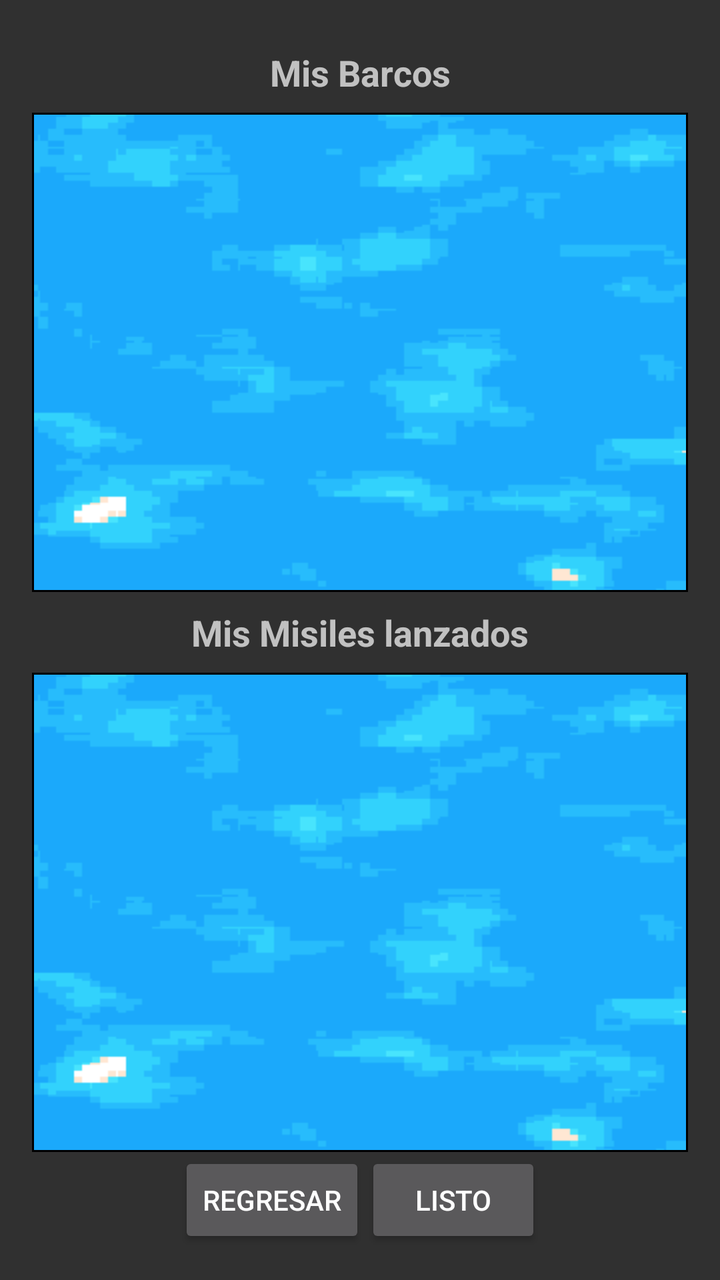
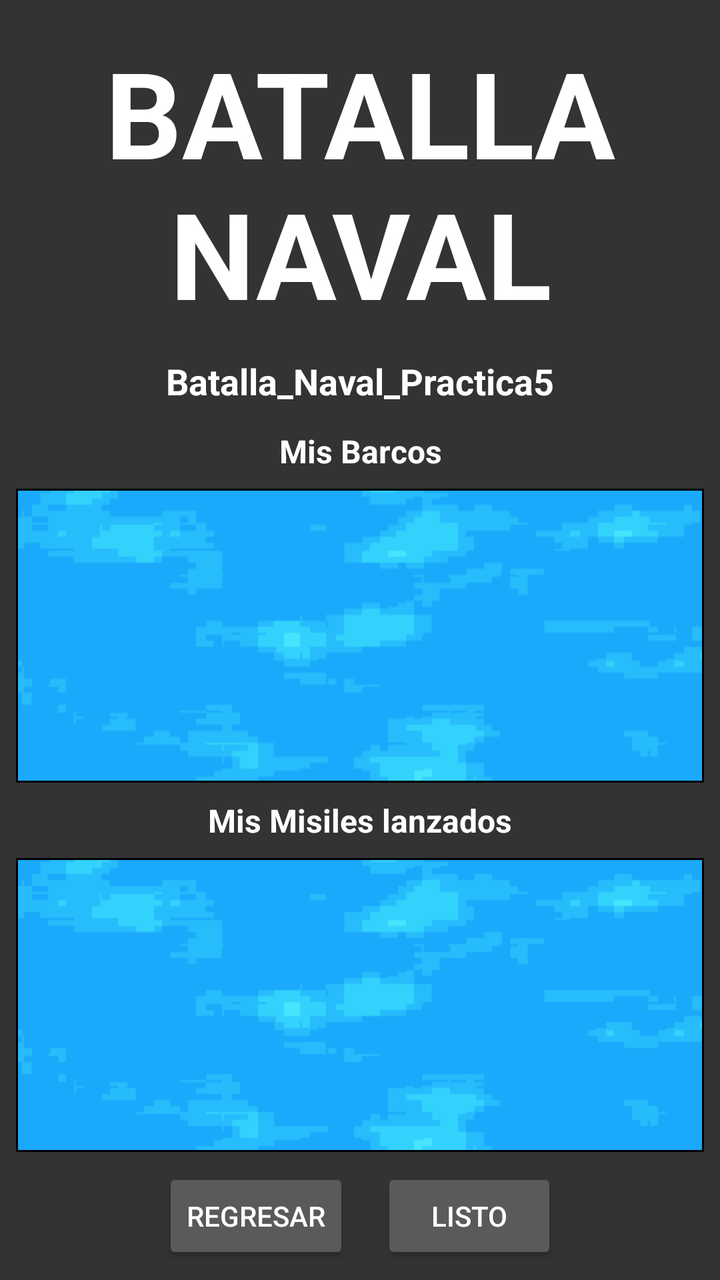

Two renders of the same Android screen: before a commit and after it. Below are the layout's source before the change and the commit's diff.
<!-- AndroidManifest.xml: activity theme Theme.AppCompat -->
<!-- res/layout/activity_game.xml -->
<LinearLayout xmlns:android="http://schemas.android.com/apk/res/android"
    android:layout_width="match_parent"
    android:layout_height="match_parent"
    android:orientation="vertical"
    android:padding="16dp">

    <TextView
        android:layout_width="match_parent"
        android:layout_height="wrap_content"
        android:text="Mis Barcos"
        android:textAlignment="center"
        android:textSize="18sp"
        android:textStyle="bold"
        android:padding="8dp" />

    <GridLayout
        android:id="@+id/myBoardGrid"
        android:layout_width="match_parent"
        android:layout_height="0dp"
        android:layout_weight="1"
        android:columnCount="10"
        android:rowCount="10"
        android:background="@drawable/grid_background">
    </GridLayout>

    <TextView
        android:layout_width="match_parent"
        android:layout_height="wrap_content"
        android:text="Mis Misiles lanzados"
        android:textAlignment="center"
        android:textSize="18sp"
        android:textStyle="bold"
        android:padding="8dp" />

    <GridLayout
        android:id="@+id/myShotsGrid"
        android:layout_width="match_parent"
        android:layout_height="0dp"
        android:layout_weight="1"
        android:columnCount="10"
        android:rowCount="10"
        android:background="@drawable/grid_background">
    </GridLayout>

    <LinearLayout
        android:layout_width="match_parent"
        android:layout_height="wrap_content"
        android:orientation="horizontal"
        android:gravity="center">

        <Button
            android:id="@+id/regresarButton"
            android:layout_width="wrap_content"
            android:layout_height="wrap_content"
            android:text="Regresar" />

        <Button
            android:id="@+id/readyButton"
            android:layout_width="wrap_content"
            android:layout_height="wrap_content"
            android:text="Listo" />

    </LinearLayout>
</LinearLayout>
<!-- resources referenced by this layout -->
<resources>
  <!-- drawable grid_background (drawable) -->
  <layer-list xmlns:android="http://schemas.android.com/apk/res/android">
      <item>
          <bitmap
              android:src="@drawable/fondo"
              android:tileMode="repeat" />
      </item>
      <item>
          <shape>
              <stroke
                  android:width="1dp"
                  android:color="#000000" />
          </shape>
      </item>
  </layer-list>
  <!-- drawable fondo: png bitmap (drawable, 5277 bytes) -->
</resources>

<!-- the commit's change to res/layout/activity_game.xml (unified diff, before → after) -->
@@ -2,15 +2,42 @@
     android:layout_width="match_parent"
     android:layout_height="match_parent"
     android:orientation="vertical"
-    android:padding="16dp">
+    android:padding="8dp"
+    android:background="#333333">
 
+    
+    <TextView
+        android:id="@+id/gameTitleTextView"
+        android:layout_width="match_parent"
+        android:layout_height="wrap_content"
+        android:gravity="center"
+        android:text="BATALLA NAVAL"
+        android:textSize="60sp"
+        android:textStyle="bold"
+        android:textColor="#FFFFFF"
+        android:padding="8dp" />
+
+    
+    <TextView
+        android:id="@+id/playerNameTextView"
+        android:layout_width="match_parent"
+        android:layout_height="wrap_content"
+        android:gravity="center"
+        android:text="Batalla_Naval_Practica5"
+        android:textSize="18sp"
+        android:textStyle="bold"
+        android:textColor="#FFFFFF"
+        android:padding="4dp" />
+
+    
     <TextView
         android:layout_width="match_parent"
         android:layout_height="wrap_content"
+        android:gravity="center"
         android:text="Mis Barcos"
-        android:textAlignment="center"
-        android:textSize="18sp"
+        android:textSize="16sp"
         android:textStyle="bold"
+        android:textColor="#FFFFFF"
         android:padding="8dp" />
 
     <GridLayout
@@ -18,18 +45,19 @@
         android:layout_width="match_parent"
         android:layout_height="0dp"
         android:layout_weight="1"
-        android:columnCount="10"
-        android:rowCount="10"
-        android:background="@drawable/grid_background">
-    </GridLayout>
+        android:columnCount="6"
+        android:rowCount="6"
+        android:background="@drawable/grid_background" />
 
+    
     <TextView
         android:layout_width="match_parent"
         android:layout_height="wrap_content"
+        android:gravity="center"
         android:text="Mis Misiles lanzados"
-        android:textAlignment="center"
-        android:textSize="18sp"
+        android:textSize="16sp"
         android:textStyle="bold"
+        android:textColor="#FFFFFF"
         android:padding="8dp" />
 
     <GridLayout
@@ -37,28 +65,30 @@
         android:layout_width="match_parent"
         android:layout_height="0dp"
         android:layout_weight="1"
-        android:columnCount="10"
-        android:rowCount="10"
-        android:background="@drawable/grid_background">
-    </GridLayout>
+        android:columnCount="6"
+        android:rowCount="6"
+        android:background="@drawable/grid_background" />
 
+    
     <LinearLayout
         android:layout_width="match_parent"
         android:layout_height="wrap_content"
         android:orientation="horizontal"
-        android:gravity="center">
+        android:gravity="center"
+        android:paddingTop="8dp">
 
         <Button
             android:id="@+id/regresarButton"
             android:layout_width="wrap_content"
             android:layout_height="wrap_content"
-            android:text="Regresar" />
+            android:text="REGRESAR" />
 
         <Button
             android:id="@+id/readyButton"
             android:layout_width="wrap_content"
             android:layout_height="wrap_content"
-            android:text="Listo" />
+            android:text="LISTO"
+            android:layout_marginStart="16dp" />
+    </LinearLayout>
 
-    </LinearLayout>
 </LinearLayout>
